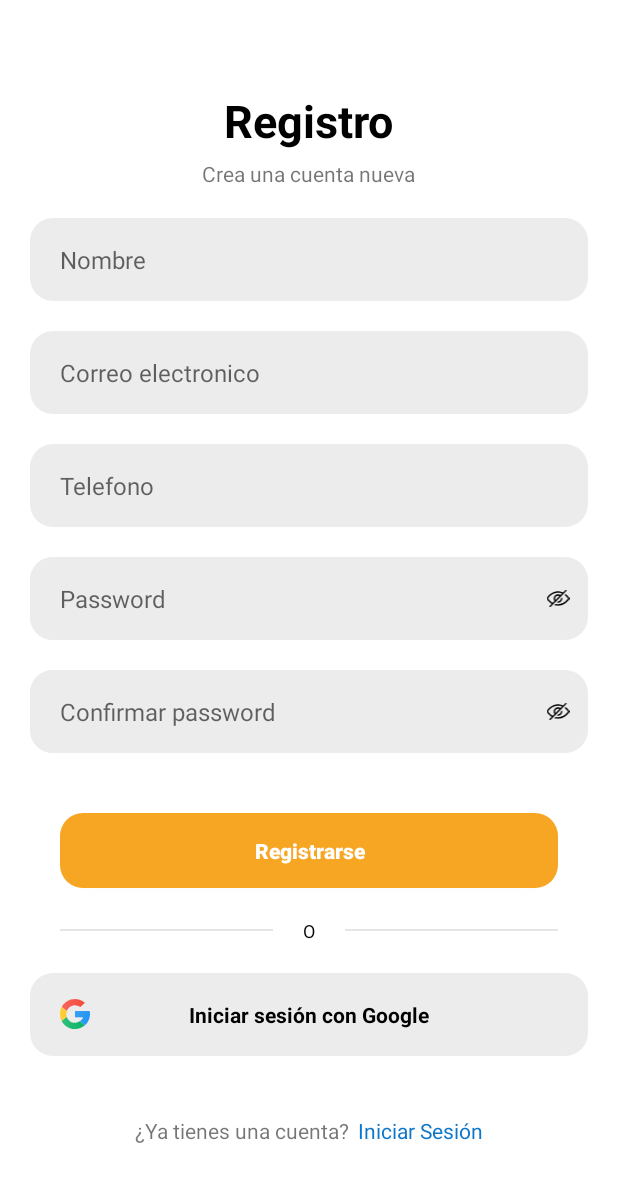
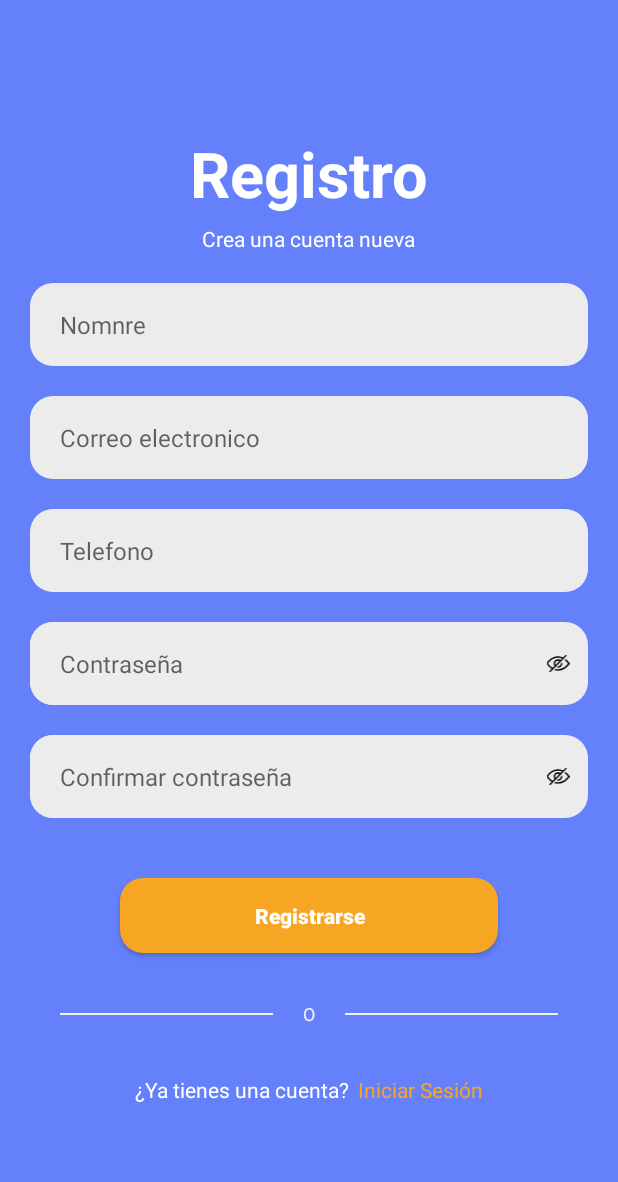
Before and after one commit to Nestor-DS/FindApp, an Android app: the Register screen opened directly, with no data from a screen before it, on a phone screen of 412 x 824 dp. Shown: the top 1182 px of the screen. Run offline under Robolectric (Android 15) with nearby library versions, the phone set to English and light mode, and no system bars; our stand-ins replace Volley.

Commit message:
Actualizacion de registro

```diff
--- a/app/src/main/res/layout/activity_register.xml
+++ b/app/src/main/res/layout/activity_register.xml
@@ -6,6 +6,7 @@
     android:layout_height="match_parent"
     android:gravity="center"
     android:orientation="vertical"
+    android:background="@color/primary1"
     tools:context=".Register">
 
     <TextView
@@ -13,15 +14,16 @@
         android:layout_height="wrap_content"
         android:layout_gravity="center"
         android:text="Registro"
-        android:textSize="30sp"
+        android:textSize="42sp"
         android:textStyle="bold"
-        android:textColor="@color/black"/>
+        android:textColor="@color/white"/>
 
     <TextView
         android:layout_width="wrap_content"
         android:layout_height="wrap_content"
         android:layout_gravity="center"
         android:text="Crea una cuenta nueva"
+        android:textColor="@color/white"
         android:layout_marginTop="5dp"/>
 
     <EditText
@@ -29,7 +31,7 @@
         android:layout_width="match_parent"
         android:layout_height="55dp"
         android:background="@drawable/background_edit_text"
-        android:hint="Nombre"
+        android:hint="Nomnre"
         android:maxLines="1"
         android:inputType="text"
         android:textSize="16sp"
@@ -83,7 +85,7 @@
             android:layout_width="match_parent"
             android:layout_height="match_parent"
             android:background="@drawable/background_edit_text"
-            android:hint="Password"
+            android:hint="Contraseña"
             android:paddingStart="20dp"
             android:paddingEnd="20dp"
             android:textSize="16sp"
@@ -117,7 +119,7 @@
             android:layout_width="match_parent"
             android:layout_height="match_parent"
             android:background="@drawable/background_edit_text"
-            android:hint="Confirmar password"
+            android:hint="Confirmar contraseña"
             android:paddingStart="20dp"
             android:paddingEnd="20dp"
             android:textSize="16sp"
@@ -141,9 +143,9 @@
         android:id="@+id/singUpBtn"
         android:layout_width="match_parent"
         android:layout_height="50dp"
-        android:layout_marginStart="40dp"
+        android:layout_marginStart="80dp"
         android:layout_marginTop="40dp"
-        android:layout_marginEnd="40dp"
+        android:layout_marginEnd="80dp"
         android:background="@drawable/background_btn_primary"
         android:onClick="clickBtnInsertar"
         android:text="Registrarse"
@@ -162,7 +164,7 @@
             android:layout_centerVertical="true"
             android:layout_width="match_parent"
             android:layout_height="1dp"
-            android:background="#1A000000"
+            android:background="#F4F3F3"
             android:layout_toStartOf="@+id/orTxt"
             android:layout_marginEnd="20dp"
             android:layout_marginStart="20dp"/>
@@ -171,59 +173,38 @@
             android:id="@+id/orTxt"
             android:layout_width="wrap_content"
             android:layout_height="wrap_content"
+            android:layout_centerInParent="true"
             android:text="O"
-            android:layout_centerInParent="true"
-            android:textSize="12sp"
-            android:textColor="#000000"/>
+            android:textColor="#F4F3F3"
+            android:textSize="12sp" />
 
         <View
             android:layout_centerVertical="true"
             android:layout_width="match_parent"
             android:layout_height="1dp"
-            android:background="#1A000000"
+            android:background="#F4F3F3"
             android:layout_toEndOf="@+id/orTxt"
             android:layout_marginEnd="20dp"
+            android:layout_marginTop="40dp"
             android:layout_marginStart="20dp"/>
 
     </RelativeLayout>
 
-    <RelativeLayout
-        android:layout_width="match_parent"
-        android:layout_height="55dp"
-        android:background="@drawable/background_edit_text"
-        android:layout_marginTop="20dp"
-        android:layout_marginStart="20dp"
-        android:layout_marginEnd="20dp">
 
-        <ImageView
-            android:layout_width="20dp"
-            android:layout_height="20dp"
-            android:layout_centerVertical="true"
-            android:layout_marginStart="20dp"
-            android:adjustViewBounds="true"
-            android:src="@drawable/google2"/>
-
-        <TextView
-            android:layout_width="wrap_content"
-            android:layout_height="wrap_content"
-            android:layout_centerInParent="true"
-            android:text="Iniciar sesión con Google"
-            android:textColor="@color/black"
-            android:textStyle="bold" />
-
-    </RelativeLayout>
 
     <LinearLayout
         android:layout_width="wrap_content"
         android:layout_height="wrap_content"
         android:orientation="horizontal"
         android:gravity="center"
-        android:layout_marginTop="40dp">
+        android:layout_marginTop="20dp">
 
         <TextView
             android:layout_width="wrap_content"
             android:layout_height="wrap_content"
-            android:text="¿Ya tienes una cuenta?"/>
+            android:text="¿Ya tienes una cuenta?"
+            android:textColor="@color/white"
+            />
 
         <TextView
             android:id="@+id/singInBtn"
@@ -232,7 +213,7 @@
             android:layout_marginStart="5dp"
             android:onClick="clickBtnRegister"
             android:text="Iniciar Sesión"
-            android:textColor="#0E77CA" />
+            android:textColor="#f7a624" />
 
     </LinearLayout>
 
```
